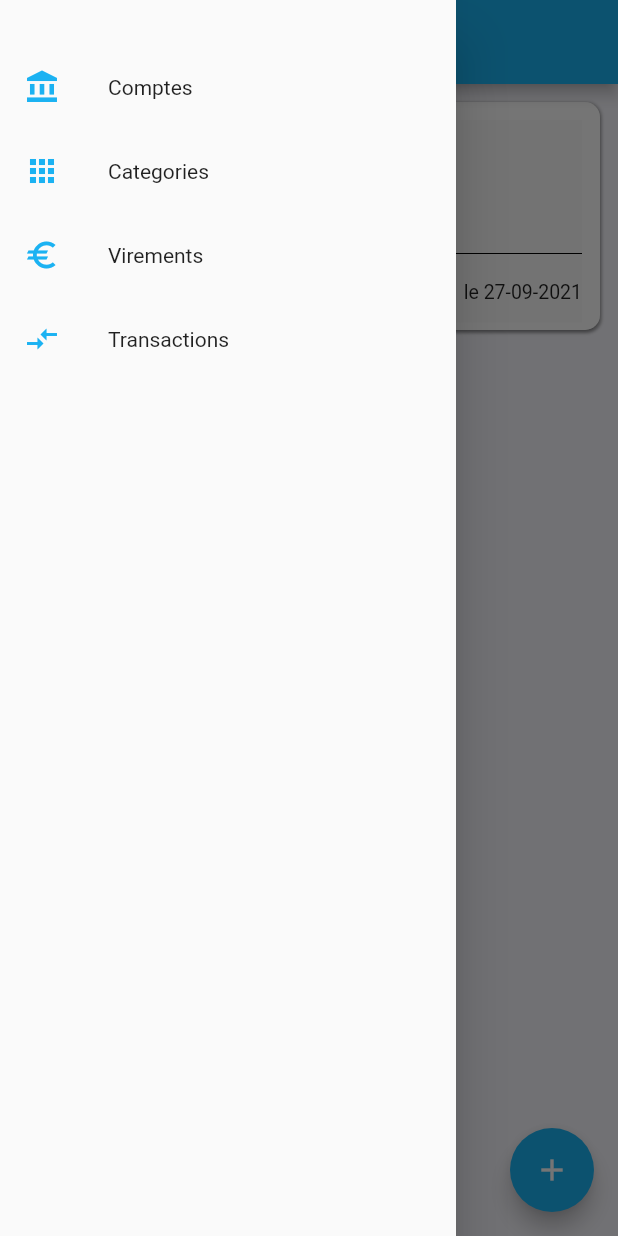
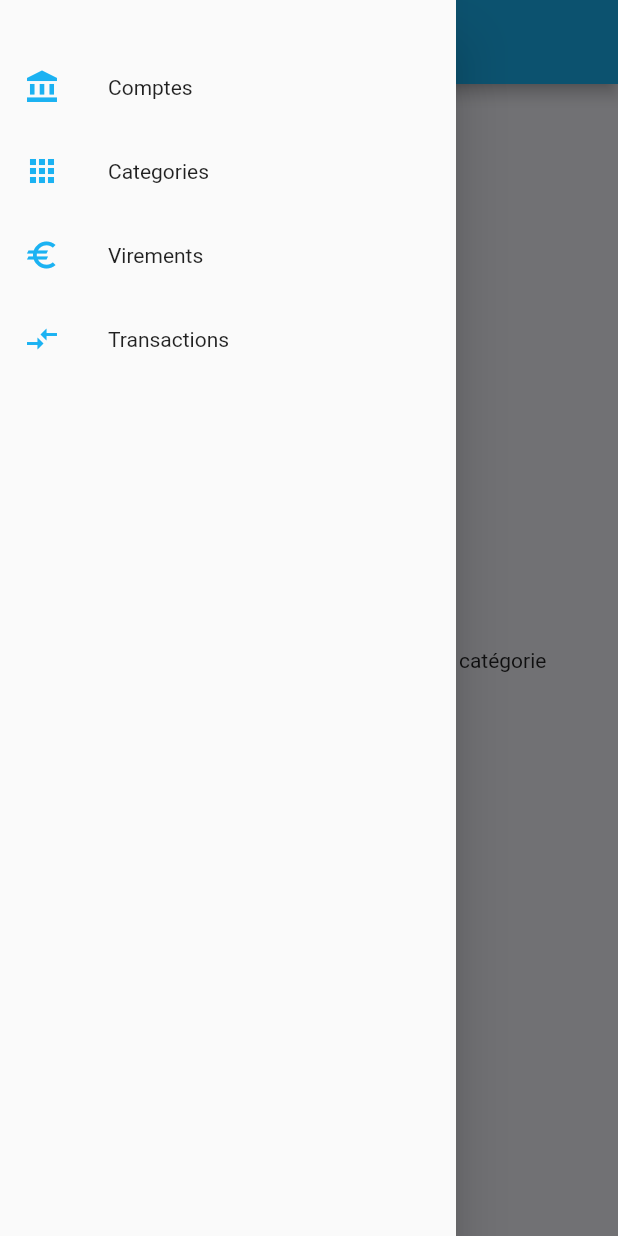
Before and after one commit to KozlovAntoine/budjet-app, a Flutter app: the PageTransaction screen opened directly, with the side drawer open, on a phone screen of 412 x 824 dp. Run offline on Flutter 3.47's test engine with Material 2 defaults, Android fonts, the phone set to English and light mode, and no system bars; our stand-ins replace flutter_colorpicker, sqflite; missing offline and left inert: flutter_iconpicker; accounts and stored records are empty.

Commit message:
Page en fonction de la base de donnée

```diff
--- a/lib/classes/Categorie.dart
+++ b/lib/classes/Categorie.dart
@@ -19,11 +19,12 @@ class Categorie extends ToDb {
 
   @override
   String toString() {
-    return 'Categorie(nom: $nom, plafond: $plafond, color: $color, icon: ${icon.toString()})';
+    return 'Categorie(id: $id, nom: $nom, plafond: $plafond, color: $color, icon: ${icon.toString()})';
   }
 
   static Categorie fromDAO(Map<String, dynamic> map) {
     return Categorie(
+        id: map['idcat'],
         nom: map['nom'],
         plafond: map['plafond'],
         color: Color(map['color']),
@@ -34,6 +35,7 @@ class Categorie extends ToDb {
     return {
       'idcat': id,
       'nom': nom,
+      'plafond': plafond,
       'color': color.value,
       'icon': icon.codePoint,
     };
--- a/lib/classes/Transaction.dart
+++ b/lib/classes/Transaction.dart
@@ -34,6 +34,7 @@ class TransactionBud extends ToDb {
   }
 
   static Future<TransactionBud> fromDAO(Map<String, dynamic> map) async {
+    print('TransactionBud from DAO : $map');
     Compte cpt = await CompteDAO().getFromId(map['compte']);
     Categorie cat = await CategorieDAO().getFromId(map['categorie']);
     return TransactionBud(
--- a/lib/pages/add/PageAddCategorie.dart
+++ b/lib/pages/add/PageAddCategorie.dart
@@ -131,6 +131,7 @@ class _PageAddCategorieState extends State<PageAddCategorie> {
                       color: currentColor,
                       icon: _icon,
                     );
+                    print(categorie);
                     Navigator.of(context).pop(categorie);
                   }
                 },
--- a/lib/pages/main/CustomMainPage.dart
+++ b/lib/pages/main/CustomMainPage.dart
@@ -1,9 +1,12 @@
 import 'package:flutter/material.dart';
 
+// ignore: must_be_immutable
 class CustomMainPage extends StatelessWidget {
   final List<Widget> children;
   final GlobalKey<ScaffoldState> scaffoldKey;
-  CustomMainPage({required this.children, required this.scaffoldKey});
+  String? text;
+  CustomMainPage(
+      {required this.children, required this.scaffoldKey, this.text});
   @override
   Widget build(BuildContext context) {
     return GestureDetector(
@@ -11,7 +14,7 @@ class CustomMainPage extends StatelessWidget {
         if (event.delta.dx > 0) scaffoldKey.currentState!.openDrawer();
       },
       child: children.isEmpty
-          ? Center(child: Text('Vide'))
+          ? Center(child: Text(text == null ? 'Vide' : text!))
           : ListView(
               padding: EdgeInsets.fromLTRB(8.0, 8.0, 8.0, 0),
               children: children,
--- a/lib/pages/main/PageCategories.dart
+++ b/lib/pages/main/PageCategories.dart
@@ -48,6 +48,7 @@ class _PageCategoriesState extends State<PageCategories> {
               .push(MaterialPageRoute(builder: (context) => PageAddCategorie()))
               .then((value) async {
             if (value != null && value is Categorie) {
+              print(value);
               await dao.insert(value);
               await refresh();
             }
--- a/lib/pages/main/PageTransactions.dart
+++ b/lib/pages/main/PageTransactions.dart
@@ -2,6 +2,9 @@ import 'package:budjet_app/classes/Categorie.dart';
 import 'package:budjet_app/classes/Compte.dart';
 import 'package:budjet_app/classes/Livret.dart';
 import 'package:budjet_app/classes/Transaction.dart';
+import 'package:budjet_app/data/dao/CategorieDAO.dart';
+import 'package:budjet_app/data/dao/CompteDAO.dart';
+import 'package:budjet_app/data/dao/TransactionDAO.dart';
 import 'package:budjet_app/pages/add/PageAddTransaction.dart';
 import 'package:budjet_app/pages/main/CustomMainPage.dart';
 import 'package:budjet_app/pages/menu/SideMenu.dart';
@@ -14,6 +17,23 @@ class PageTransaction extends StatefulWidget {
 
 class _PageTransactionState extends State<PageTransaction> {
   final GlobalKey<ScaffoldState> _scaffoldKey = new GlobalKey<ScaffoldState>();
+  List<Widget> widgets = [];
+  List<Compte> comptes = [];
+  List<Categorie> categories = [];
+  late TransactionDAO dao;
+  late CompteDAO compteDAO;
+  late CategorieDAO categorieDAO;
+  bool dbLoaded = false;
+
+  @override
+  void initState() {
+    super.initState();
+    dao = TransactionDAO();
+    compteDAO = CompteDAO();
+    categorieDAO = CategorieDAO();
+    refresh();
+  }
+
   @override
   Widget build(BuildContext context) {
     return Scaffold(
@@ -30,43 +50,52 @@ class _PageTransactionState extends State<PageTransaction> {
           ),
         ),
       ),
-      floatingActionButton: FloatingActionButton(
+      floatingActionButton: floatButton(),
+      body: CustomMainPage(
+        children: widgets,
+        scaffoldKey: _scaffoldKey,
+        text: 'Il faut ajouter au moins un compte et une catégorie',
+      ),
+    );
+  }
+
+  floatButton() {
+    if (categories.isNotEmpty && comptes.isNotEmpty) {
+      return FloatingActionButton(
         onPressed: () {
           Navigator.of(context)
-              .push(
-                  MaterialPageRoute(builder: (context) => PageAddTransaction()))
-              .then((value) {
-            if (value != null) {}
+              .push(MaterialPageRoute(
+                  builder: (context) => PageAddTransaction(
+                        comptes: comptes,
+                        categories: categories,
+                      )))
+              .then((value) async {
+            if (value != null && value is TransactionBud) {
+              await dao.insert(value);
+              refresh();
+            }
           });
         },
         child: const Icon(Icons.add, color: Colors.white),
-      ),
-      body: CustomMainPage(
-        children: [
-          TransactionCard(
-            transaction: TransactionBud(
-              categorie: Categorie(
-                  nom: 'Téléphonie',
-                  color: Colors.orange,
-                  icon: Icons.phone,
-                  plafond: 25),
-              montant: 24.99,
-              date: DateTime.now(),
-              dateFin: DateTime.now(),
-              nom: 'Orange',
-              type: TypeTransaction.IMMEDIAT,
-              compte: Compte(
-                  id: 998,
-                  solde: 1234,
-                  livret: Livret.livretA(),
-                  banque: 'BNP Paribas',
-                  color: Colors.blue,
-                  lastModification: DateTime.now()),
-            ),
-          )
-        ],
-        scaffoldKey: _scaffoldKey,
-      ),
-    );
+      );
+    } else
+      Container();
+  }
+
+  refresh() async {
+    widgets = [];
+    List<TransactionBud> transactions = await dao.getAll();
+    comptes = await compteDAO.getAll();
+    categories = await categorieDAO.getAll();
+    transactions.forEach((element) {
+      widgets.add(TransactionCard(transaction: element));
+    });
+    print(comptes);
+    print(categories);
+    print(transactions);
+    setState(() {
+      dbLoaded = true;
+      print('setState');
+    });
   }
 }
--- a/lib/views/cards/CompteCard.dart
+++ b/lib/views/cards/CompteCard.dart
@@ -1,12 +1,14 @@
+import 'package:budjet_app/classes/Compte.dart';
 import 'package:budjet_app/classes/Transaction.dart';
 import 'package:budjet_app/views/cards/CustomCard.dart';
 import 'package:flutter/material.dart';
 import 'package:intl/intl.dart';
 
 class ComptesCard extends StatelessWidget {
-  final TransactionBud transaction;
+  final Compte compte;
+  final TransactionBud? transaction;
   final Function delete;
-  ComptesCard({required this.transaction, required this.delete});
+  ComptesCard({required this.compte, this.transaction, required this.delete});
 
   @override
   Widget build(BuildContext context) {
@@ -18,7 +20,7 @@ class ComptesCard extends StatelessWidget {
         print('modify this ${transaction.toString()}');
       },
       delete: () {
-        delete(transaction.compte);
+        delete(compte);
         print('delete this ${transaction.toString()}');
       },
       child: Material(
@@ -34,7 +36,7 @@ class ComptesCard extends StatelessWidget {
                     width: 70,
                     height: 70,
                     decoration: new BoxDecoration(
-                      color: transaction.compte.color,
+                      color: compte.color,
                       shape: BoxShape.circle,
                     ),
                   ),
@@ -45,7 +47,7 @@ class ComptesCard extends StatelessWidget {
                     //mainAxisAlignment: MainAxisAlignment.spaceEvenly,
                     children: [
                       Text(
-                        transaction.compte.solde.toStringAsFixed(2) + '€',
+                        compte.solde.toStringAsFixed(2) + '€',
                         style: TextStyle(
                             fontFamily: 'Roboto',
                             fontWeight: FontWeight.w700,
@@ -53,12 +55,12 @@ class ComptesCard extends StatelessWidget {
                       ),
                       SizedBox(height: 3),
                       Text(
-                        transaction.compte.livret.name,
+                        compte.livret.name,
                         style: TextStyle(fontSize: 20),
                       ),
                       SizedBox(height: 3),
                       Text(
-                        transaction.compte.banque,
+                        compte.banque,
                         style: TextStyle(fontSize: 18, color: Colors.black54),
                       ),
                     ],
@@ -81,7 +83,7 @@ class ComptesCard extends StatelessWidget {
   }
 
   bottom() {
-    if (transaction.montant != null && transaction.categorie != null) {
+    if (transaction != null) {
       return Row(
         //the bottom of the card
         children: [
@@ -96,7 +98,7 @@ class ComptesCard extends StatelessWidget {
               shape: BoxShape.circle,
             ),
             child: Icon(
-              transaction.categorie.icon,
+              transaction!.categorie.icon,
               size: 24,
             ),
           ),
@@ -104,19 +106,19 @@ class ComptesCard extends StatelessWidget {
           Expanded(
             child: Column(
               children: [
-                Text(transaction.categorie.nom.toString(),
+                Text(transaction!.categorie.nom.toString(),
                     style: TextStyle(fontSize: 18)),
-                Text("le " + DateFormat('dd-MM-yyyy').format(transaction.date),
+                Text("le " + DateFormat('dd-MM-yyyy').format(transaction!.date),
                     style: TextStyle(fontSize: 13)),
               ],
               crossAxisAlignment: CrossAxisAlignment.start,
             ),
           ),
           Text(
-            transaction.montant.toStringAsFixed(2) + '€',
+            transaction!.montant.toStringAsFixed(2) + '€',
             style: TextStyle(
                 fontSize: 18,
-                color: transaction.montant > 0 ? Colors.green : Colors.red),
+                color: transaction!.montant > 0 ? Colors.green : Colors.red),
           ),
         ],
       );
```
Also changed, not shown: lib/pages/add/PageAddTransaction.dart (+7 -41 lines), lib/pages/add/PageAddVirement.dart (+6 -28 lines), lib/pages/main/PageComptes.dart (+3 -15 lines), lib/pages/main/PageVirements.dart (+43 -32 lines), 1 other file.
